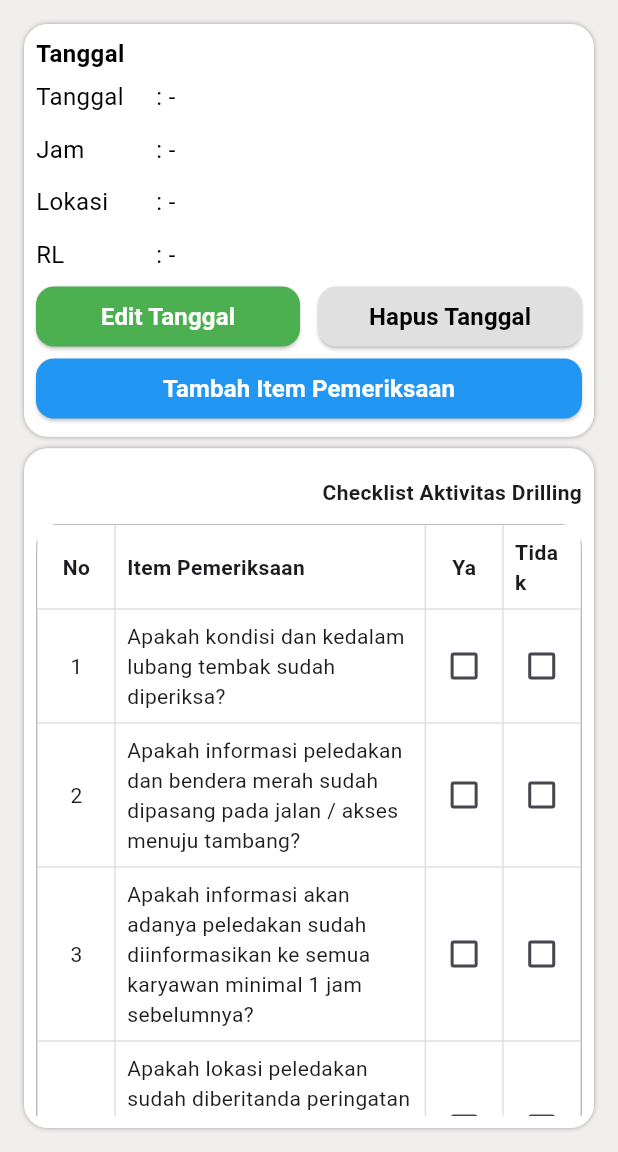
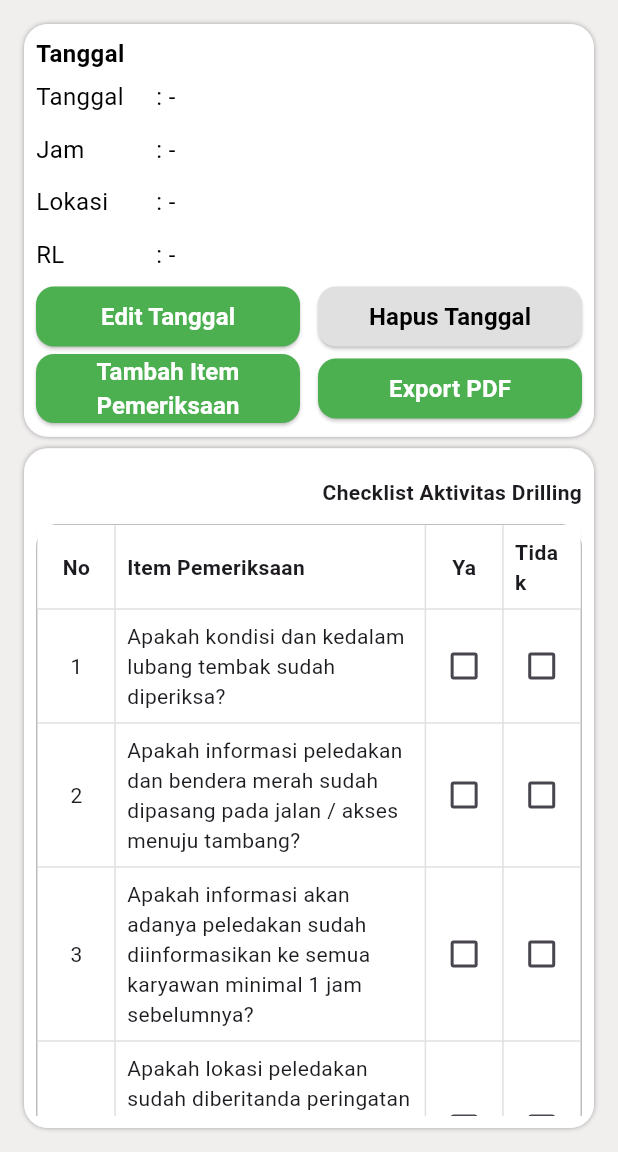
Before and after one commit to subkhanasroi/kpp-mining, a Flutter app: the ChecklistPage screen opened directly, on a phone screen of 412 x 824 dp, the part 84-1236 px from its top. Run offline on Flutter 3.47's test engine with Material 3 defaults, Android fonts, the phone set to English and light mode, and no system bars; our stand-ins replace flutter_svg, get, pdf, printing; project files that could hold a hidden picture were left out.

Commit message:
add: feture export pdf checklist

```diff
--- a/lib/component/appbar.component.dart
+++ b/lib/component/appbar.component.dart
@@ -12,8 +12,11 @@ class AppBarCustom extends StatelessWidget implements PreferredSizeWidget {
       color: Colors.white,
       padding: const EdgeInsets.symmetric(horizontal: 16),
       child: Align(
-          alignment: Alignment.centerLeft,
-          child: Image.asset('assets/png/logo-kpp.png')),
+          alignment: Alignment.bottomLeft,
+          child: Image.asset(
+            'assets/png/logo-kpp.png',
+            height: 64,
+          )),
     );
   }
 }
--- a/lib/ui/checklist/checklist.page.dart
+++ b/lib/ui/checklist/checklist.page.dart
@@ -96,18 +96,22 @@ class ChecklistPage extends StatelessWidget {
                       ),
                     ],
                   ),
-                  SizedBox(
+                  Row(
+                    children: [
+                      Expanded(
+                        child: SizedBox(
                           width: double.infinity,
                           child: ElevatedButton(
                             onPressed: controller.addQuestion,
                             style: ElevatedButton.styleFrom(
-                        backgroundColor: Colors.blue,
+                              backgroundColor: Colors.green,
                               shape: RoundedRectangleBorder(
                                 borderRadius: BorderRadius.circular(12),
                               ),
                             ),
                             child: const Text(
                               'Tambah Item Pemeriksaan',
+                              textAlign: TextAlign.center,
                               style: TextStyle(
                                 color: Colors.white,
                                 fontSize: 16,
@@ -115,6 +119,32 @@ class ChecklistPage extends StatelessWidget {
                               ),
                             ),
                           ),
+                        ),
+                      ),
+                      const SizedBox(width: 12),
+                      Expanded(
+                        child: SizedBox(
+                          width: double.infinity,
+                          child: ElevatedButton(
+                            onPressed: controller.exportChecklistToPdf,
+                            style: ElevatedButton.styleFrom(
+                              backgroundColor: Colors.green,
+                              shape: RoundedRectangleBorder(
+                                borderRadius: BorderRadius.circular(12),
+                              ),
+                            ),
+                            child: const Text(
+                              'Export PDF',
+                              style: TextStyle(
+                                color: Colors.white,
+                                fontSize: 16,
+                                fontWeight: FontWeight.bold,
+                              ),
+                            ),
+                          ),
+                        ),
+                      ),
+                    ],
                   ),
                 ],
               ),
--- a/pubspec.yaml
+++ b/pubspec.yaml
@@ -65,6 +65,7 @@ flutter:
   assets:
     - assets/svg/
     - assets/png/
+    - assets/font/DejaVuSans.ttf
 
   # An image asset can refer to one or more resolution-specific "variants", see
   # https://flutter.dev/to/resolution-aware-images
```
Also changed, not shown: lib/controller/checklist/checklist_controller.dart (+260 -0 lines), assets/font/DejaVuSans.ttf (added). Lines whose indentation alone changed are shown as unchanged.
